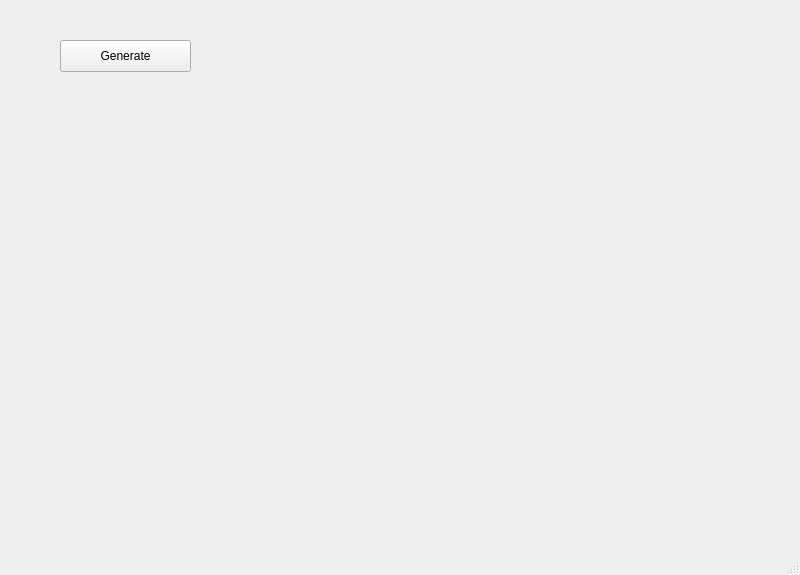
The window that src/view/maze_window.ui (tolstenev/Labyrinths_Generator_and_Solver) describes before a commit, drawn with Qt 5.
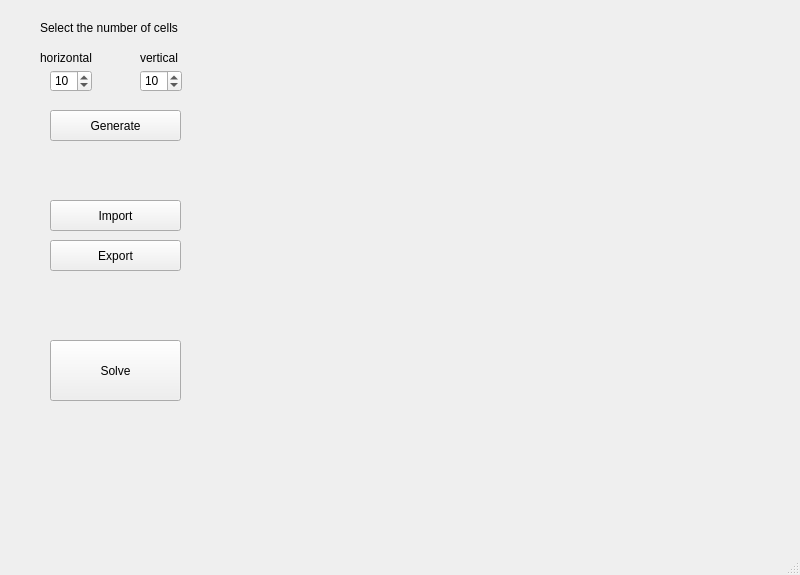
The same window after the commit.

Commit message: Add some view elements. Connect spinbox with rows and columns to generation

The edit to the form file:
```diff
--- a/src/view/maze_window.ui
+++ b/src/view/maze_window.ui
@@ -17,16 +17,132 @@
    <widget class="QPushButton" name="bt_generate">
     <property name="geometry">
      <rect>
-      <x>60</x>
-      <y>40</y>
+      <x>50</x>
+      <y>110</y>
       <width>131</width>
-      <height>32</height>
+      <height>31</height>
      </rect>
     </property>
     <property name="text">
      <string>Generate</string>
     </property>
    </widget>
+   <widget class="QLabel" name="label">
+    <property name="geometry">
+     <rect>
+      <x>40</x>
+      <y>20</y>
+      <width>161</width>
+      <height>16</height>
+     </rect>
+    </property>
+    <property name="text">
+     <string>Select the number of cells</string>
+    </property>
+   </widget>
+   <widget class="QSpinBox" name="sb_horizont_cells">
+    <property name="geometry">
+     <rect>
+      <x>50</x>
+      <y>70</y>
+      <width>42</width>
+      <height>22</height>
+     </rect>
+    </property>
+    <property name="minimum">
+     <number>1</number>
+    </property>
+    <property name="maximum">
+     <number>50</number>
+    </property>
+    <property name="value">
+     <number>10</number>
+    </property>
+   </widget>
+   <widget class="QSpinBox" name="sb_vertical_cells">
+    <property name="geometry">
+     <rect>
+      <x>140</x>
+      <y>70</y>
+      <width>42</width>
+      <height>22</height>
+     </rect>
+    </property>
+    <property name="minimum">
+     <number>1</number>
+    </property>
+    <property name="maximum">
+     <number>50</number>
+    </property>
+    <property name="value">
+     <number>10</number>
+    </property>
+   </widget>
+   <widget class="QLabel" name="label_2">
+    <property name="geometry">
+     <rect>
+      <x>40</x>
+      <y>50</y>
+      <width>58</width>
+      <height>16</height>
+     </rect>
+    </property>
+    <property name="text">
+     <string>horizontal</string>
+    </property>
+   </widget>
+   <widget class="QLabel" name="label_3">
+    <property name="geometry">
+     <rect>
+      <x>140</x>
+      <y>50</y>
+      <width>58</width>
+      <height>16</height>
+     </rect>
+    </property>
+    <property name="text">
+     <string>vertical</string>
+    </property>
+   </widget>
+   <widget class="QPushButton" name="bt_generate_2">
+    <property name="geometry">
+     <rect>
+      <x>50</x>
+      <y>200</y>
+      <width>131</width>
+      <height>31</height>
+     </rect>
+    </property>
+    <property name="text">
+     <string>Import</string>
+    </property>
+   </widget>
+   <widget class="QPushButton" name="bt_generate_3">
+    <property name="geometry">
+     <rect>
+      <x>50</x>
+      <y>240</y>
+      <width>131</width>
+      <height>31</height>
+     </rect>
+    </property>
+    <property name="text">
+     <string>Export</string>
+    </property>
+   </widget>
+   <widget class="QPushButton" name="bt_generate_4">
+    <property name="geometry">
+     <rect>
+      <x>50</x>
+      <y>340</y>
+      <width>131</width>
+      <height>61</height>
+     </rect>
+    </property>
+    <property name="text">
+     <string>Solve</string>
+    </property>
+   </widget>
   </widget>
   <widget class="QMenuBar" name="menubar">
    <property name="geometry">
```
The commit also changes 5 other files.
